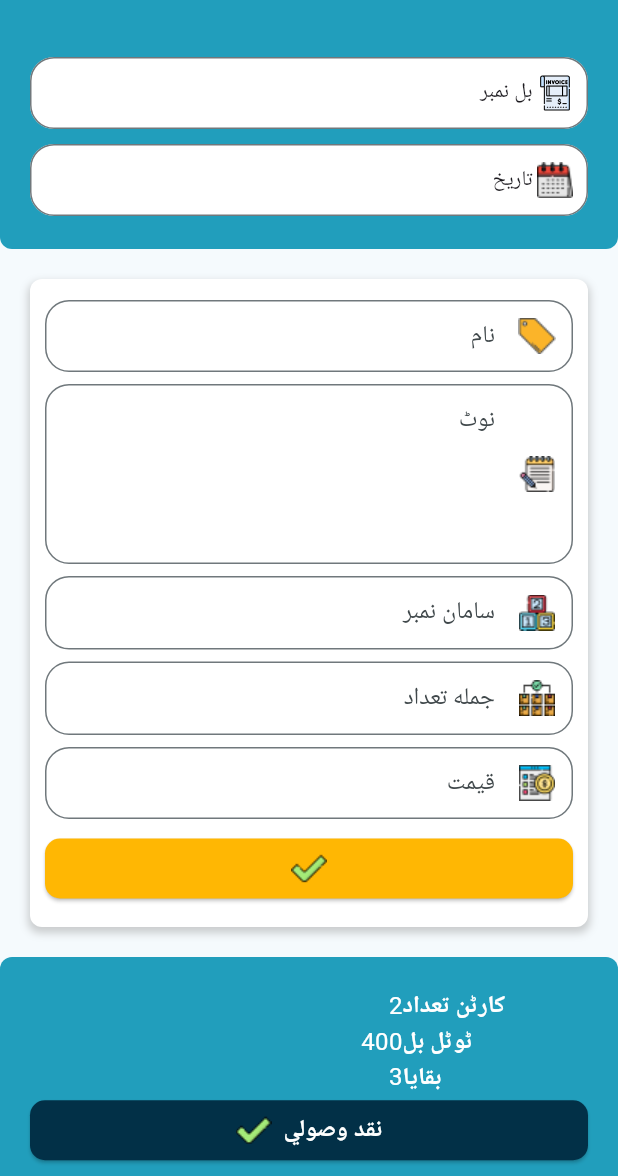
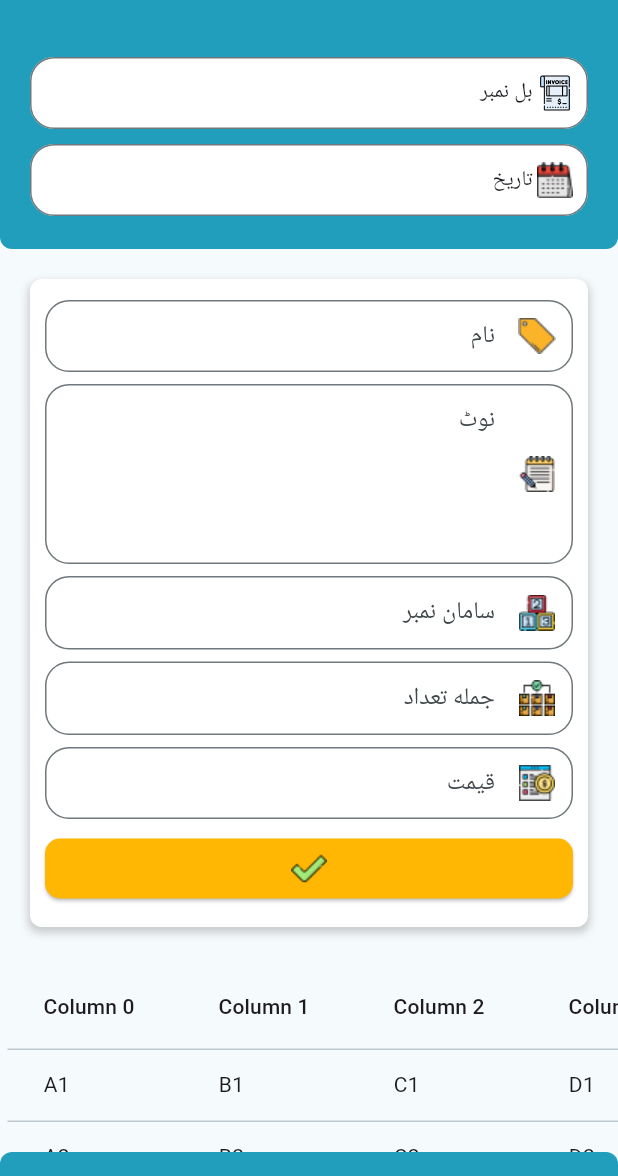
Before and after one commit to engbakhtmuhammad/bawari, a Flutter app: the SellScreen screen opened directly, on a phone screen of 412 x 824 dp, the part 60-1236 px from its top. Run offline on Flutter 3.47's test engine with Material 3 defaults, Android fonts, the phone set to English and light mode, and no system bars; our stand-ins replace google_fonts; Roboto replaces fonts that are missing (Almarai).

Commit message:
table added need to redesign

```diff
--- a/lib/view/sell/sell.dart
+++ b/lib/view/sell/sell.dart
@@ -12,6 +12,12 @@ class SellScreen extends StatelessWidget {
 
   @override
   Widget build(BuildContext context) {
+    // Example data, you can replace it with your dynamic data
+  List<List<String>> tableData = [
+    ['A1', 'B1', 'C1', 'D1', 'E1', 'F1'],
+    ['A2', 'B2', 'C2', 'D2', 'E2', 'F2'],
+    // Add more rows as needed
+  ];
     return Scaffold(
       appBar: appBarWidget(title: "سامان فروخت"),
       drawer: drawerWidget(context),
@@ -54,6 +60,39 @@ class SellScreen extends StatelessWidget {
                 ],
               ),
             ),
+          SizedBox(
+  height: 130,
+  width: double.infinity,
+  child: ListView(
+    shrinkWrap: true,
+    scrollDirection: Axis.horizontal,
+    padding: EdgeInsets.all(5.0),
+    children: <Widget>[
+      DataTable(
+                columns: [
+                  for (var i = 0; i < 6; i++)
+                    DataColumn(
+                      label: Text('Column $i'),
+                    ),
+                ],
+                rows: [
+                  for (var row in tableData)
+                    DataRow(
+                      cells: [
+                        for (var cell in row)
+                          DataCell(
+                            Text(cell),
+                          ),
+                      ],
+                    ),
+                ],
+              ),
+
+    ],
+  ),
+),
+
+
             const SellContainerWidget(btnTitle: "نقد وصولي",bill: 400,cortonCount: 2,remaining: 3,)
           ],
         ),
@@ -61,3 +100,18 @@ class SellScreen extends StatelessWidget {
     );
   }
 }
+
+// Create a separate widget for table cells to make the code cleaner
+class TableCellWidget extends StatelessWidget {
+  final String data;
+
+  TableCellWidget(this.data);
+
+  @override
+  Widget build(BuildContext context) {
+    return Container(
+      padding: EdgeInsets.all(8.0),
+      child: Text(data),
+    );
+  }
+}
--- a/lib/view/widgets/sell_container.dart
+++ b/lib/view/widgets/sell_container.dart
@@ -36,9 +36,12 @@ class SellContainerWidget extends StatelessWidget {
               ),
               SizedBox(
                   width: MediaQuery.of(context).size.width * .3,
+                  child: Align(
+                    alignment: Alignment.topRight,
                     child: Text(
                       "کارٹن تعداد",
                       style: boldTextStyle(color: whiteColor),
+                    ),
                   )),
             ],
           ),
@@ -51,9 +54,12 @@ class SellContainerWidget extends StatelessWidget {
               ),
               SizedBox(
                   width: MediaQuery.of(context).size.width * .3,
+                  child: Align(
+                    alignment: Alignment.topRight,
                     child: Text(
                       "ٹوٹل بل",
                       style: boldTextStyle(color: whiteColor),
+                    ),
                   )),
             ],
           ),
@@ -66,9 +72,12 @@ class SellContainerWidget extends StatelessWidget {
               ),
               SizedBox(
                   width: MediaQuery.of(context).size.width * .3,
+                  child: Align(
+                    alignment: Alignment.topRight,
                     child: Text(
                       "بقايا",
                       style: boldTextStyle(color: whiteColor),
+                    ),
                   )),
 
             ],
```
Lines whose indentation alone changed are shown as unchanged.
